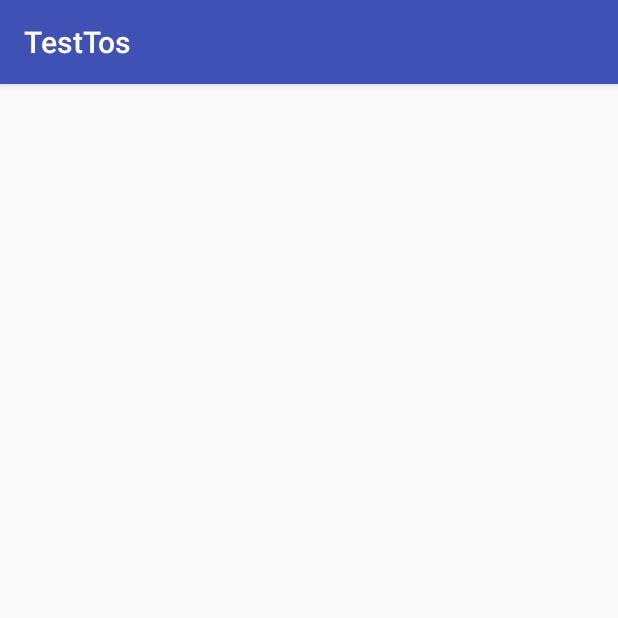
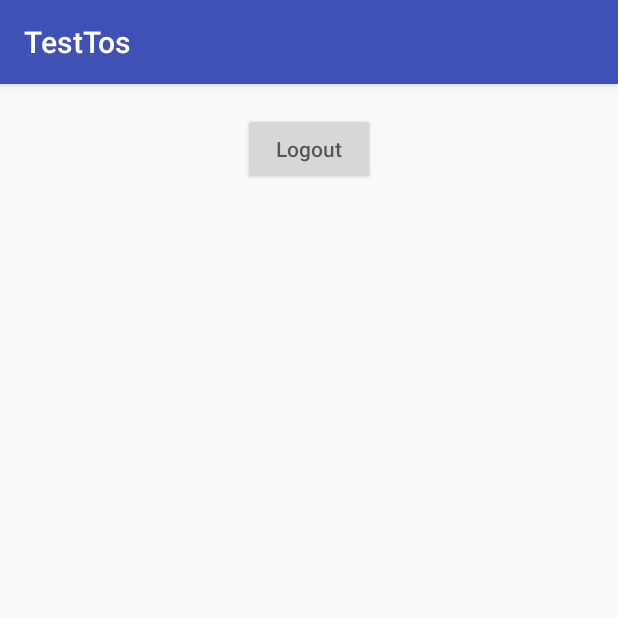
Before and after one commit to norkholis/TesTos, an Android app: the MainActivity screen opened directly, with no data from a screen before it, on a phone screen of 412 x 824 dp, the top half of it. Run offline under Robolectric (Android 15) with nearby library versions, the phone set to English and light mode, and no system bars.

Commit message:
Adding logout function

```diff
--- a/app/src/main/java/com/example/norkholis/testtos/MainActivity.java
+++ b/app/src/main/java/com/example/norkholis/testtos/MainActivity.java
@@ -1,24 +1,42 @@
 package com.example.norkholis.testtos;
 
+import android.content.Intent;
 import android.support.v7.app.AppCompatActivity;
 import android.os.Bundle;
+import android.view.View;
+import android.widget.Button;
 import android.widget.TextView;
 
 public class MainActivity extends AppCompatActivity {
     TextView txt_username;
+    Button btn_logout;
     String result_username;
+    SharedPrefManager sharedPrefManager;
 
     @Override
     protected void onCreate(Bundle savedInstanceState) {
         super.onCreate(savedInstanceState);
         setContentView(R.layout.activity_main);
 
+        btn_logout = (Button)findViewById(R.id.btn_logout);
         txt_username = (TextView)findViewById(R.id.txt_username);
+        sharedPrefManager = new SharedPrefManager(this);
 
         Bundle extras = getIntent().getExtras();
         if (extras!=null){
             result_username = extras.getString("result_username");
             txt_username.setText(result_username);
         }
+
+        btn_logout.setOnClickListener(new View.OnClickListener() {
+            @Override
+            public void onClick(View view) {
+                sharedPrefManager.saveSPBoolean(SharedPrefManager.SP_IS_LOGIN, false);
+                Intent i = new Intent(MainActivity.this, LoginActivity.class)
+                        .addFlags(Intent.FLAG_ACTIVITY_CLEAR_TOP | Intent.FLAG_ACTIVITY_NEW_TASK);
+                startActivity(i);
+                finish();
+            }
+        });
     }
 }
--- a/app/src/main/res/layout/activity_main.xml
+++ b/app/src/main/res/layout/activity_main.xml
@@ -1,15 +1,23 @@
 <?xml version="1.0" encoding="utf-8"?>
-<android.support.constraint.ConstraintLayout xmlns:android="http://schemas.android.com/apk/res/android"
+<LinearLayout xmlns:android="http://schemas.android.com/apk/res/android"
     xmlns:app="http://schemas.android.com/apk/res-auto"
     xmlns:tools="http://schemas.android.com/tools"
     android:layout_width="match_parent"
     android:layout_height="match_parent"
+    android:orientation="vertical"
     tools:context="com.example.norkholis.testtos.MainActivity">
 
     <TextView
         android:layout_width="wrap_content"
         android:layout_height="wrap_content"
         android:id="@+id/txt_username"
-        android:gravity="center"/>
+        android:layout_gravity="center"/>
+    <Button
+        android:layout_width="wrap_content"
+        android:layout_height="wrap_content"
+        android:padding="10dp"
+        android:id="@+id/btn_logout"
+        android:layout_gravity="center"
+        android:hint="Logout"/>
 
-</android.support.constraint.ConstraintLayout>
+</LinearLayout>
```
